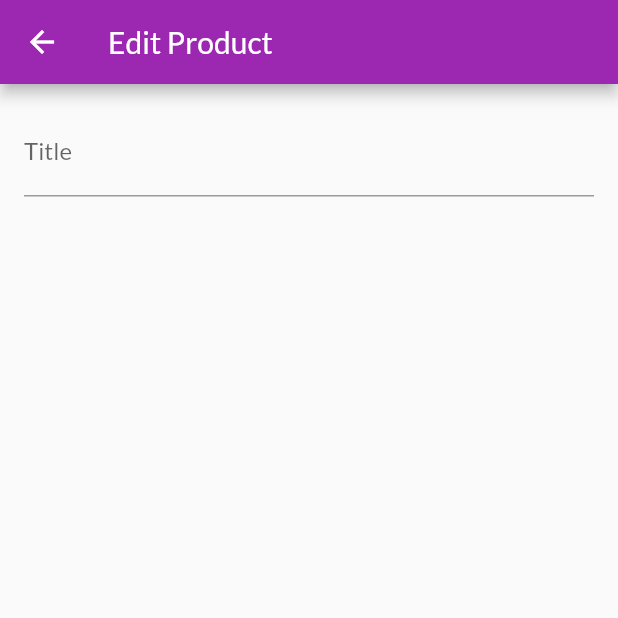
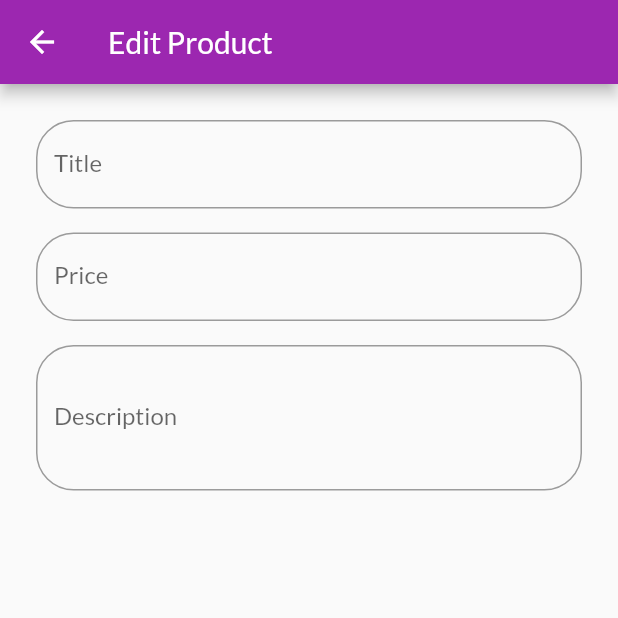
Before and after one commit to HoussemBousmaha/Shop-App, a Flutter app: the EditProductScreen screen opened by its route, on a phone screen of 412 x 824 dp, the top half of it. Run offline on Flutter 3.47's test engine with Material 2 defaults, Android fonts, the phone set to English and light mode, and no system bars; network calls fail.

Commit message:
Creating The Title, Price and Description TextFormFields.

```diff
--- a/lib/screens/edit_product_screen.dart
+++ b/lib/screens/edit_product_screen.dart
@@ -19,9 +19,46 @@ class _EditProductScreenState extends State<EditProductScreen> {
         child: Form(
           child: ListView(
             children: [
-              TextFormField(
-                decoration: const InputDecoration(labelText: 'Title'),
-                textInputAction: TextInputAction.next,
+              Padding(
+                padding: const EdgeInsets.all(8.0),
+                child: TextFormField(
+                  decoration: InputDecoration(
+                    labelText: 'Title',
+                    border: OutlineInputBorder(
+                      borderRadius: BorderRadius.circular(25.0),
+                      borderSide: const BorderSide(),
+                    ),
+                  ),
+                  textInputAction: TextInputAction.next,
+                ),
+              ),
+              Padding(
+                padding: const EdgeInsets.all(8.0),
+                child: TextFormField(
+                  decoration: InputDecoration(
+                    labelText: 'Price',
+                    border: OutlineInputBorder(
+                      borderRadius: BorderRadius.circular(25.0),
+                      borderSide: const BorderSide(),
+                    ),
+                  ),
+                  textInputAction: TextInputAction.next,
+                  keyboardType: TextInputType.number,
+                ),
+              ),
+              Padding(
+                padding: const EdgeInsets.all(8.0),
+                child: TextFormField(
+                  decoration: InputDecoration(
+                    labelText: 'Description',
+                    border: OutlineInputBorder(
+                      borderRadius: BorderRadius.circular(25.0),
+                      borderSide: const BorderSide(),
+                    ),
+                  ),
+                  maxLines: 3,
+                  keyboardType: TextInputType.multiline,
+                ),
               ),
             ],
           ),
```
